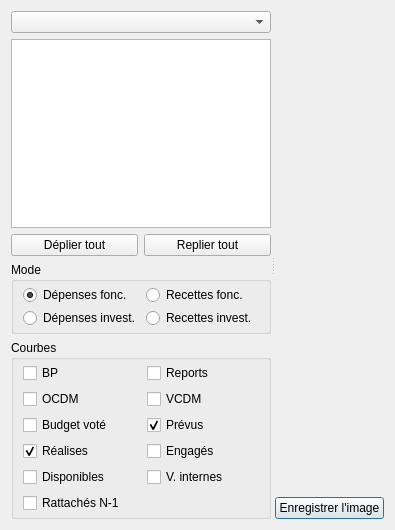
The window that formreportinggraphics.ui (GiPiLab/ProtonClassicSuite) describes before a commit, drawn with Qt 5.
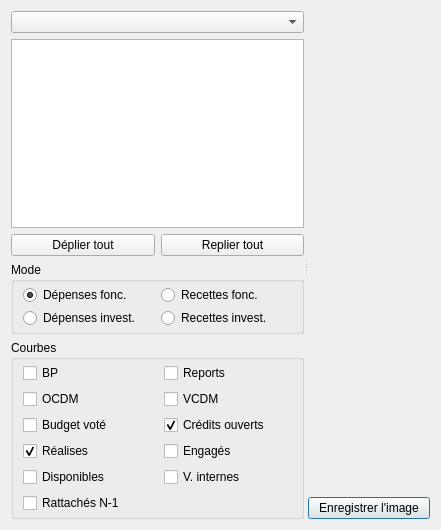
The same window after the commit. Icons and pictures are not drawn. Custom widgets are drawn as their Qt base class.

```diff
--- a/formreportinggraphics.ui
+++ b/formreportinggraphics.ui
@@ -6,7 +6,7 @@
    <rect>
     <x>0</x>
     <y>0</y>
-    <width>395</width>
+    <width>441</width>
     <height>530</height>
    </rect>
   </property>
@@ -113,7 +113,7 @@
           <item row="2" column="1">
            <widget class="QCheckBox" name="checkBoxPrevus">
             <property name="text">
-             <string>Prévus</string>
+             <string>Crédits ouverts</string>
             </property>
             <property name="checked">
              <bool>true</bool>
```
Left out of the diff: 4 changed lines with no effect on the pictures.
